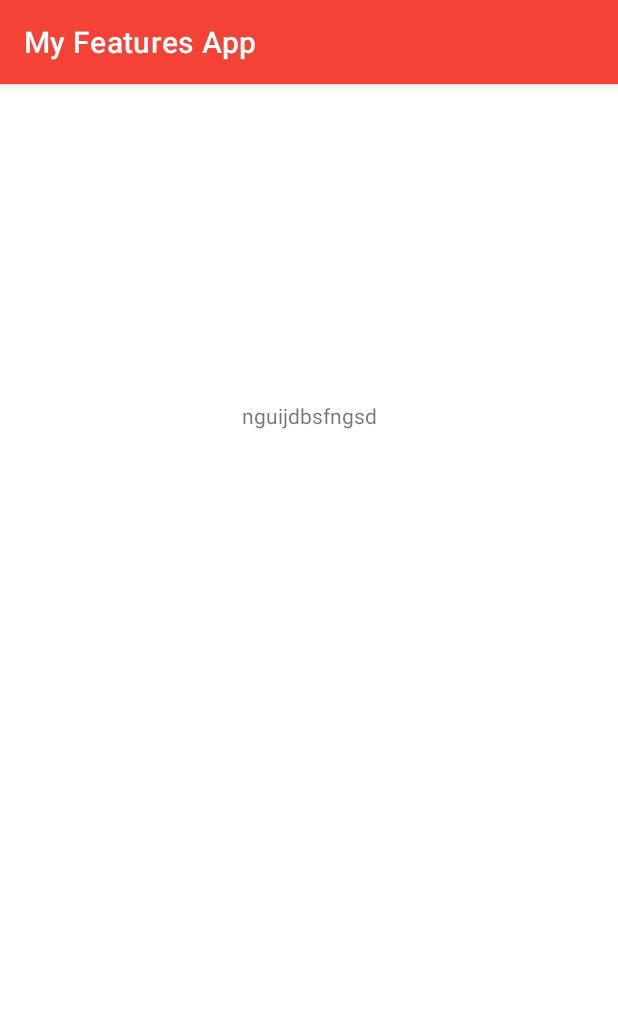
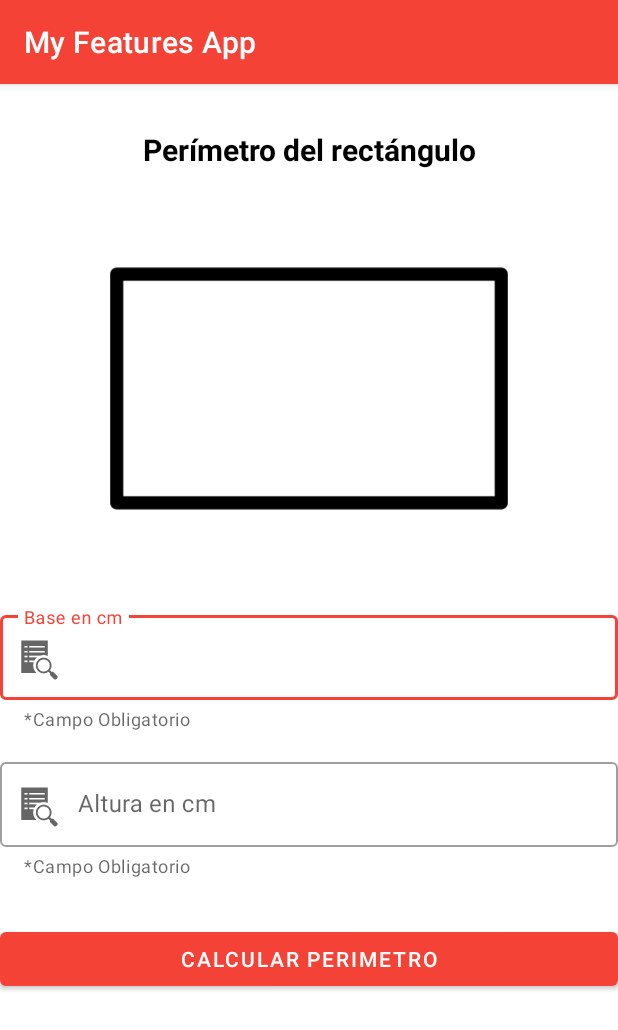
Before and after one commit to Equipo-1-Lab-3/My_Features_App, an Android app: the PerimetroRectanguloActivity screen opened directly, with no data from a screen before it, on a phone screen of 412 x 824 dp. Shown: the top 1030 px of the screen. Run offline under Robolectric (Android 15) with nearby library versions, the light colour scheme and no system bars.

Commit message:
Creación de la interfaz para el cálculo del perímetro del rectángulo sin viewmodel aún

```diff
--- a/app/src/main/java/com/santiagotorres/myfeaturesapp/ui/perimetro_rectangulo/PerimetroRectanguloActivity.kt
+++ b/app/src/main/java/com/santiagotorres/myfeaturesapp/ui/perimetro_rectangulo/PerimetroRectanguloActivity.kt
@@ -3,10 +3,35 @@ package com.santiagotorres.myfeaturesapp.ui.perimetro_rectangulo
 import androidx.appcompat.app.AppCompatActivity
 import android.os.Bundle
 import com.santiagotorres.myfeaturesapp.R
+import com.santiagotorres.myfeaturesapp.databinding.ActivityPerimetroRectanguloBinding
+import java.text.DecimalFormat
 
 class PerimetroRectanguloActivity : AppCompatActivity() {
+
+    private lateinit var converterBinding: ActivityPerimetroRectanguloBinding
+    private var valor_base : Double = 0.0
+    private var valor_altura : Double = 0.0
+    private var valor_perimetro : Double = 0.0
+    val df = DecimalFormat("###,###,###.##")
+
     override fun onCreate(savedInstanceState: Bundle?) {
         super.onCreate(savedInstanceState)
-        setContentView(R.layout.activity_perimetro_rectangulo)
+        converterBinding = ActivityPerimetroRectanguloBinding.inflate(layoutInflater)
+
+        val view = converterBinding.root
+        setContentView(view)
+
+
+        converterBinding.calculateButton.setOnClickListener{
+            valor_base = converterBinding.BaseInput.text.toString().toDouble()
+            valor_altura = converterBinding.AlturaInput.text.toString().toDouble()
+
+            valor_perimetro = (2 * valor_base) + (2 * valor_altura)
+
+            converterBinding.resultText.text = "El perimetro es ${df.format(valor_perimetro)} cm"
+
+
+        }
+
     }
 }
--- a/app/src/main/res/layout/activity_perimetro_rectangulo.xml
+++ b/app/src/main/res/layout/activity_perimetro_rectangulo.xml
@@ -1,20 +1,83 @@
 <?xml version="1.0" encoding="utf-8"?>
-<androidx.constraintlayout.widget.ConstraintLayout xmlns:android="http://schemas.android.com/apk/res/android"
+<ScrollView xmlns:android="http://schemas.android.com/apk/res/android"
     xmlns:app="http://schemas.android.com/apk/res-auto"
     xmlns:tools="http://schemas.android.com/tools"
     android:layout_width="match_parent"
     android:layout_height="match_parent"
-    tools:context=".ui.perimetro_rectangulo.PerimetroRectanguloActivity">
+    android:orientation="vertical"
+    android:textAlignment="center">
 
-    <TextView
-        android:id="@+id/textView"
-        android:layout_width="wrap_content"
+    <LinearLayout
+        android:layout_width="match_parent"
         android:layout_height="wrap_content"
-        android:layout_marginTop="193dp"
-        android:layout_marginBottom="519dp"
-        android:text="nguijdbsfngsd"
-        app:layout_constraintBottom_toBottomOf="parent"
-        app:layout_constraintEnd_toEndOf="parent"
-        app:layout_constraintStart_toStartOf="parent"
-        app:layout_constraintTop_toTopOf="parent" />
-</androidx.constraintlayout.widget.ConstraintLayout>
+        android:orientation="vertical">
+
+        <TextView
+            android:id="@+id/principal_text"
+            android:layout_width="match_parent"
+            android:layout_height="wrap_content"
+            android:layout_marginTop="30dp"
+            android:text="@string/texto_principal"
+            android:textAlignment="center"
+            android:textColor="#000000"
+            android:textSize="20sp"
+            android:textStyle="bold" />
+
+        <ImageView
+            android:id="@+id/imageView2"
+            android:layout_width="match_parent"
+            android:layout_height="291dp"
+            app:srcCompat="@drawable/rectangulo" />
+
+        <com.google.android.material.textfield.TextInputLayout
+            style="@style/Widget.MaterialComponents.TextInputLayout.OutlinedBox"
+            android:layout_width="match_parent"
+            android:layout_height="match_parent"
+            app:helperText="@string/Obligatorio"
+            app:startIconDrawable="?android:attr/actionModeFindDrawable">
+
+            <com.google.android.material.textfield.TextInputEditText
+                android:id="@+id/Base_input"
+                android:layout_width="match_parent"
+                android:layout_height="wrap_content"
+                android:layout_marginTop="15dp"
+                android:hint="@string/Base"
+                android:inputType="number" />
+        </com.google.android.material.textfield.TextInputLayout>
+
+        <com.google.android.material.textfield.TextInputLayout
+            style="@style/Widget.MaterialComponents.TextInputLayout.OutlinedBox"
+            android:layout_width="match_parent"
+            android:layout_height="match_parent"
+            android:layout_marginTop="15dp"
+            app:helperText="@string/Obligatorio"
+            app:startIconDrawable="?android:attr/actionModeFindDrawable">
+
+            <com.google.android.material.textfield.TextInputEditText
+                android:id="@+id/Altura_input"
+                android:layout_width="match_parent"
+                android:layout_height="wrap_content"
+                android:layout_marginTop="15dp"
+                android:hint="@string/altura"
+                android:inputType="number" />
+        </com.google.android.material.textfield.TextInputLayout>
+
+        <Button
+            android:id="@+id/calculate_button"
+            android:layout_width="match_parent"
+            android:layout_height="wrap_content"
+            android:layout_marginTop="30dp"
+            android:text="@string/button_text" />
+
+        <TextView
+            android:id="@+id/result_text"
+            android:layout_width="match_parent"
+            android:layout_height="match_parent"
+            android:layout_marginTop="15dp"
+            android:text="@string/empty"
+            android:textAlignment="center"
+            android:textColor="#000000"
+            android:textStyle="bold"
+            android:textSize="20sp" />
+    </LinearLayout>
+</ScrollView>
--- a/app/src/main/res/values/strings.xml
+++ b/app/src/main/res/values/strings.xml
@@ -1,3 +1,9 @@
 <resources>
     <string name="app_name">My Features App</string>
+    <string name="Base">Base en cm</string>
+    <string name="altura">Altura en cm</string>
+    <string name="button_text">Calcular Perimetro</string>
+    <string name="Obligatorio">*Campo Obligatorio</string>
+    <string name="empty" />
+    <string name="texto_principal">Perímetro del rectángulo</string>
 </resources>
```
